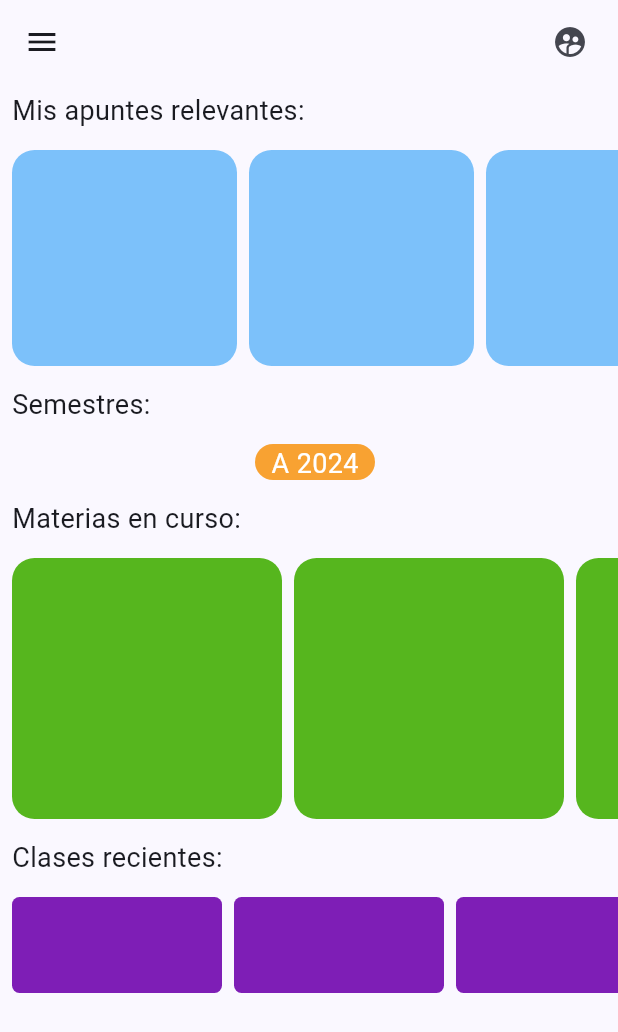
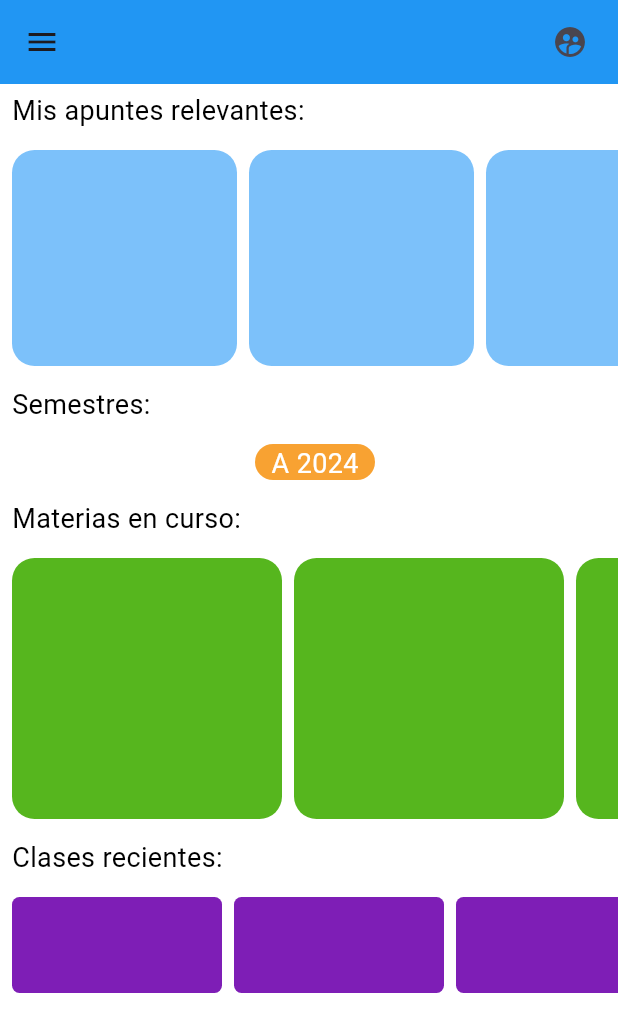
Before and after one commit to gitsusdav/mecha, a Flutter app: the screen it shows after launch, on a phone screen of 412 x 824 dp. Shown: the top 1032 px of the screen. Run offline on Flutter 3.47's test engine with Material 3 defaults, Android fonts, the phone set to English and light mode, and no system bars; our stand-ins replace flutter_riverpod.

Commit message:
Se cambio el nombre en Android se uso los temas

```diff
--- a/app Flutter/lib/main.dart
+++ b/app Flutter/lib/main.dart
@@ -1,22 +1,21 @@
 import 'package:flutter/material.dart';
 import 'package:flutter_riverpod/flutter_riverpod.dart';
+import 'package:mecha_app/presentation/provider/riverpod_provider.dart';
 import 'package:mecha_app/presentation/screens/home_screen.dart';
 
 void main() {
   runApp(const ProviderScope(child:  MyApp()));
 }
 
-class MyApp extends StatelessWidget {
+class MyApp extends ConsumerWidget {
   const MyApp({super.key});
 
   @override
-  Widget build(BuildContext context) {
+  Widget build(BuildContext context, WidgetRef ref) {
     return MaterialApp(
       debugShowCheckedModeBanner: false,
       title: 'Mecha',
-      theme: ThemeData(
-        colorScheme: ColorScheme.fromSeed(seedColor: Color.fromARGB(255, 36, 102, 223)),
-      ),
+      theme: ref.watch(temaActual),
       home: const HomeScreen()
     );
   }
--- /dev/null
+++ b/app Flutter/lib/presentation/provider/riverpod_provider.dart
@@ -0,0 +1,7 @@
+import 'package:flutter/material.dart';
+import 'package:flutter_riverpod/flutter_riverpod.dart';
+import 'package:mecha_app/config/light_theme.dart';
+
+final temaActual = StateProvider<ThemeData>((ref) {
+  return LightTheme.temaClaro;
+});
```
Also changed, not shown: 1 other file.
